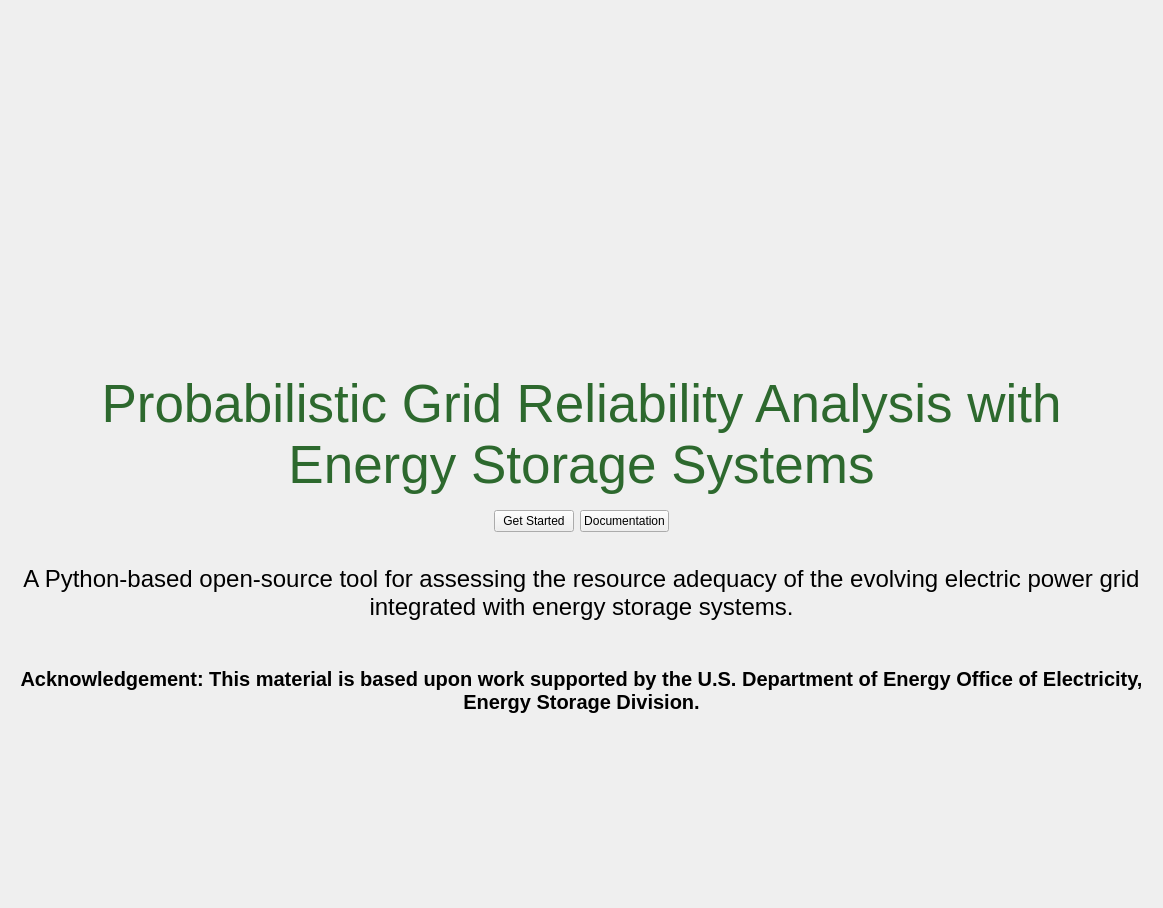
Old version of the form progress/ui/forms/landing/landing.ui in the repository sandialabs/snl-progress.
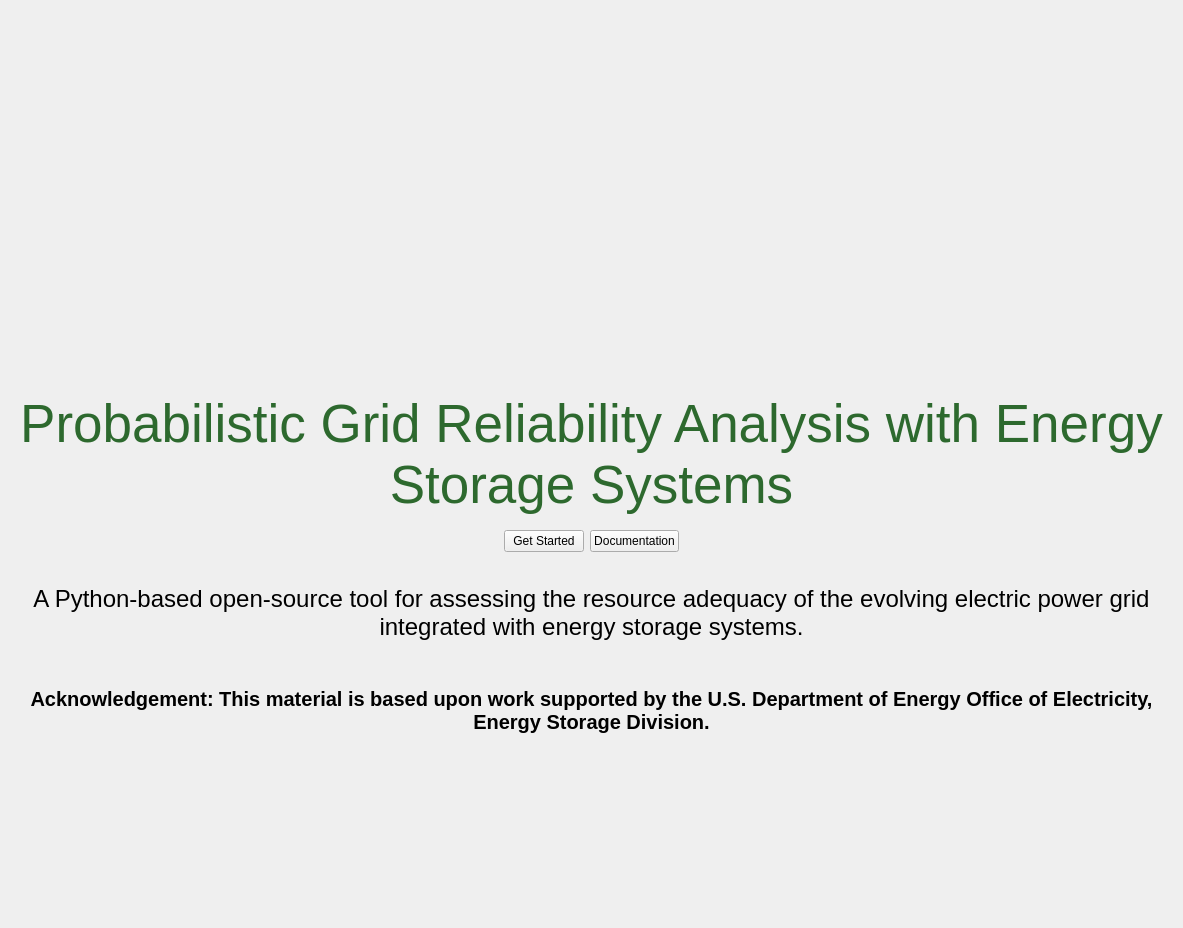
New version of the form. Icons and pictures are not drawn.

What changed in the file:
```diff
--- a/progress/ui/forms/landing/landing.ui
+++ b/progress/ui/forms/landing/landing.ui
@@ -6,8 +6,8 @@
    <rect>
     <x>0</x>
     <y>0</y>
-    <width>1163</width>
-    <height>908</height>
+    <width>1183</width>
+    <height>928</height>
    </rect>
   </property>
   <property name="windowTitle">
```
